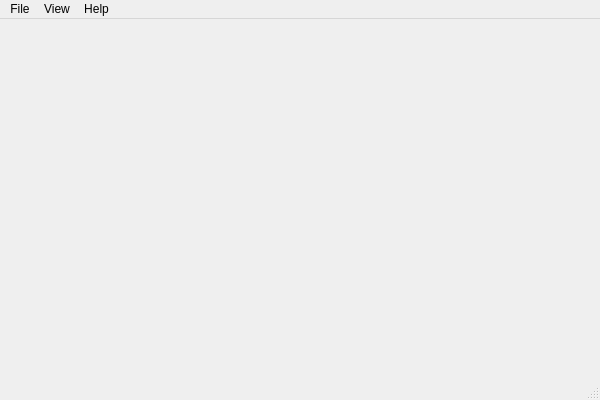
Above: sources/kbe/mainwindow.ui from ostis-dev/kbe before the change. Below: the same form after it.
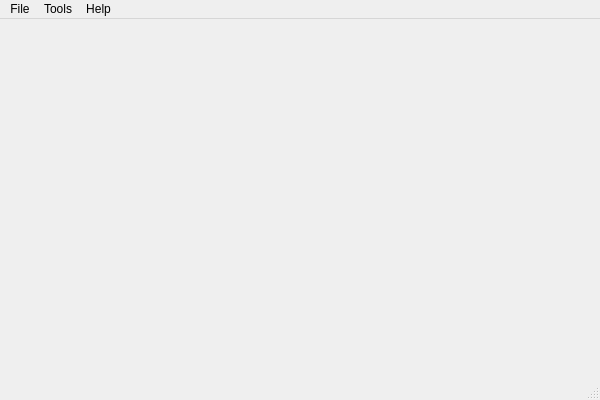
That is the form after the change.

The edit to the form file:
```diff
--- a/sources/kbe/mainwindow.ui
+++ b/sources/kbe/mainwindow.ui
@@ -64,15 +64,15 @@
     <addaction name="actionFeedback"/>
     <addaction name="actionGuide"/>
    </widget>
-   <widget class="QMenu" name="menuView">
+   <widget class="QMenu" name="menuTools">
     <property name="title">
-     <string>View</string>
+     <string>Tools</string>
     </property>
     <addaction name="actionView_ProjectManager"/>
     <addaction name="separator"/>
    </widget>
    <addaction name="menuFile"/>
-   <addaction name="menuView"/>
+   <addaction name="menuTools"/>
    <addaction name="menuHelp"/>
   </widget>
   <widget class="QStatusBar" name="statusBar"/>
```
Left out of the diff: 15 changed lines with no effect on the pictures.
